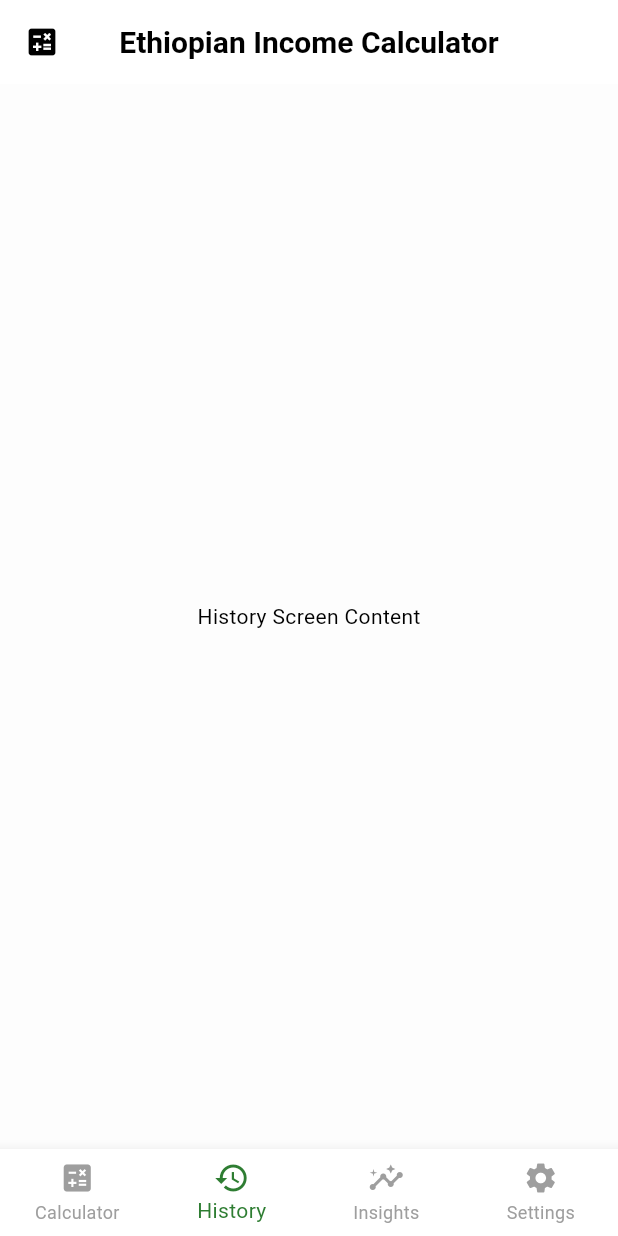
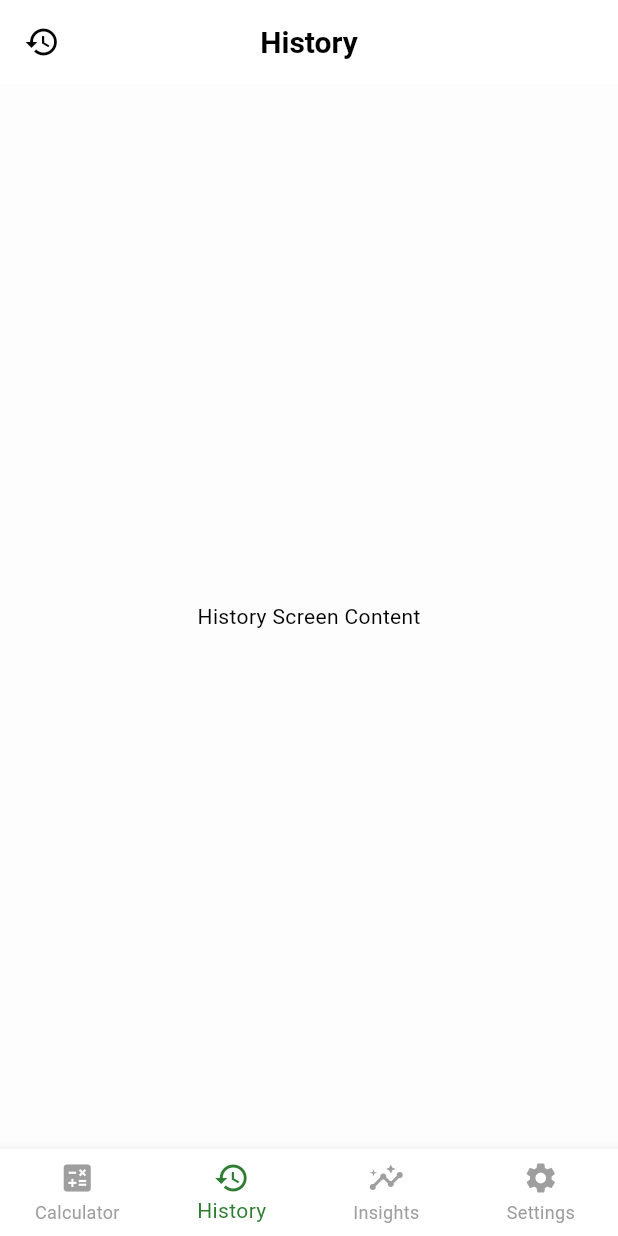
Before and after one commit to dag14/net-earn, a Flutter app: the HistoryScreen screen opened by its route, on a phone screen of 412 x 824 dp. Run offline on Flutter 3.47's test engine with Material 3 defaults, Android fonts, the phone set to English and light mode, and no system bars; our stand-ins replace flutter_riverpod, go_router.

```diff
--- a/lib/core/presentation/screens/history_screen.dart
+++ b/lib/core/presentation/screens/history_screen.dart
@@ -6,7 +6,7 @@ class HistoryScreen extends StatelessWidget {
   @override
   Widget build(BuildContext context) {
     return Scaffold(
-      appBar: const DefaultAppBar(),
+      appBar: const DefaultAppBar(title: 'History', icon: Icons.history),
       body: const Center(child: Text('History Screen Content')),
     );
   }
--- a/lib/core/presentation/screens/insights_screen.dart
+++ b/lib/core/presentation/screens/insights_screen.dart
@@ -6,7 +6,7 @@ class InsightsScreen extends StatelessWidget {
   @override
   Widget build(BuildContext context) {
     return Scaffold(
-      appBar: const DefaultAppBar(),
+      appBar: const DefaultAppBar(title: 'Insights', icon: Icons.insights),
       body: const Center(child: Text('Insights Screen Content')),
     );
   }
--- a/lib/core/presentation/screens/settings_screen.dart
+++ b/lib/core/presentation/screens/settings_screen.dart
@@ -6,7 +6,7 @@ class SettingsScreen extends StatelessWidget {
   @override
   Widget build(BuildContext context) {
     return Scaffold(
-      appBar: const DefaultAppBar(),
+      appBar: const DefaultAppBar(title: 'Settings', icon: Icons.settings),
       body: const Center(child: Text('Settings Screen Content')),
     );
   }
--- a/lib/core/widgets/default_appbar.dart
+++ b/lib/core/widgets/default_appbar.dart
@@ -1,16 +1,30 @@
 import 'package:flutter/material.dart';
 
 class DefaultAppBar extends StatelessWidget implements PreferredSizeWidget {
-  const DefaultAppBar({super.key});
+  final List<Widget>? actions;
+  final PreferredSizeWidget? bottom;
+  final String title;
+  final IconData icon;
+  const DefaultAppBar({
+    super.key,
+    this.actions,
+    this.bottom,
+    required this.title,
+    required this.icon,
+  });
   @override
   Widget build(BuildContext context) {
     return AppBar(
-      leading: const Icon(Icons.calculate),
-      title: const Text('Ethiopian Income Calculator'),
-      surfaceTintColor: Colors.transparent,
+      actions: actions,
+      bottom: bottom,
+      leading: Icon(icon),
+      title: Text(title),
     );
   }
 
   @override
-  Size get preferredSize => const Size.fromHeight(kToolbarHeight);
+  Size get preferredSize {
+    final double tapBarHeight = bottom?.preferredSize.height ?? 0;
+    return Size.fromHeight(kToolbarHeight + tapBarHeight);
+  }
 }
```
Also changed, not shown: lib/core/widgets/calculator_tapbar.dart (added, +21 -0 lines).
